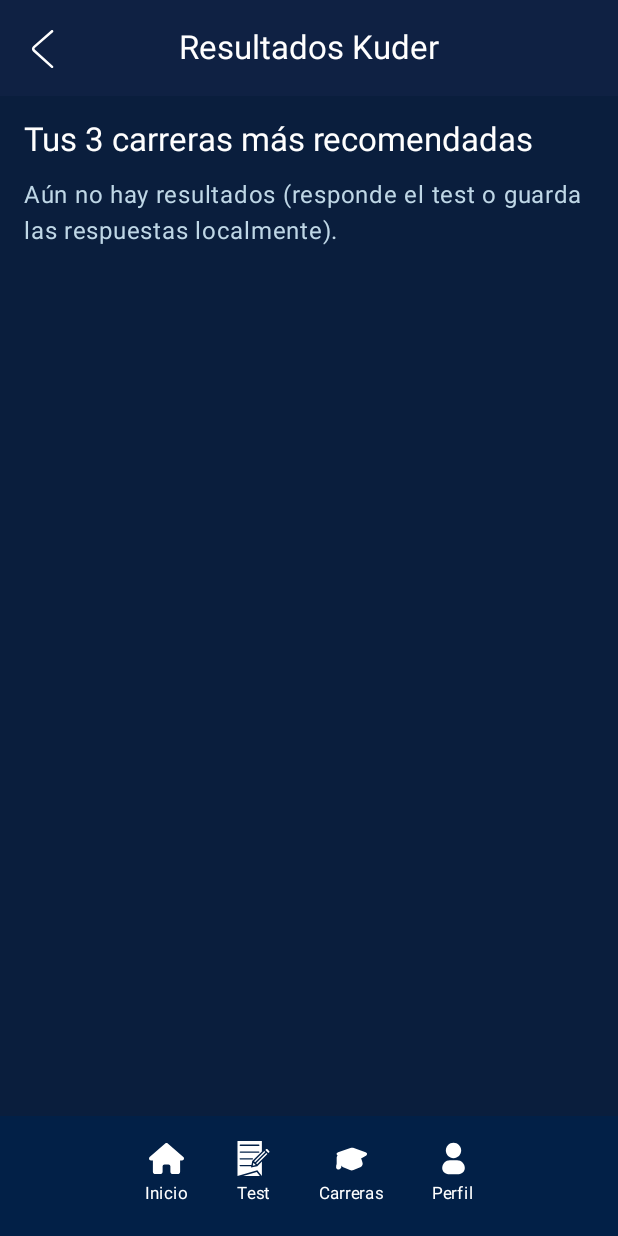
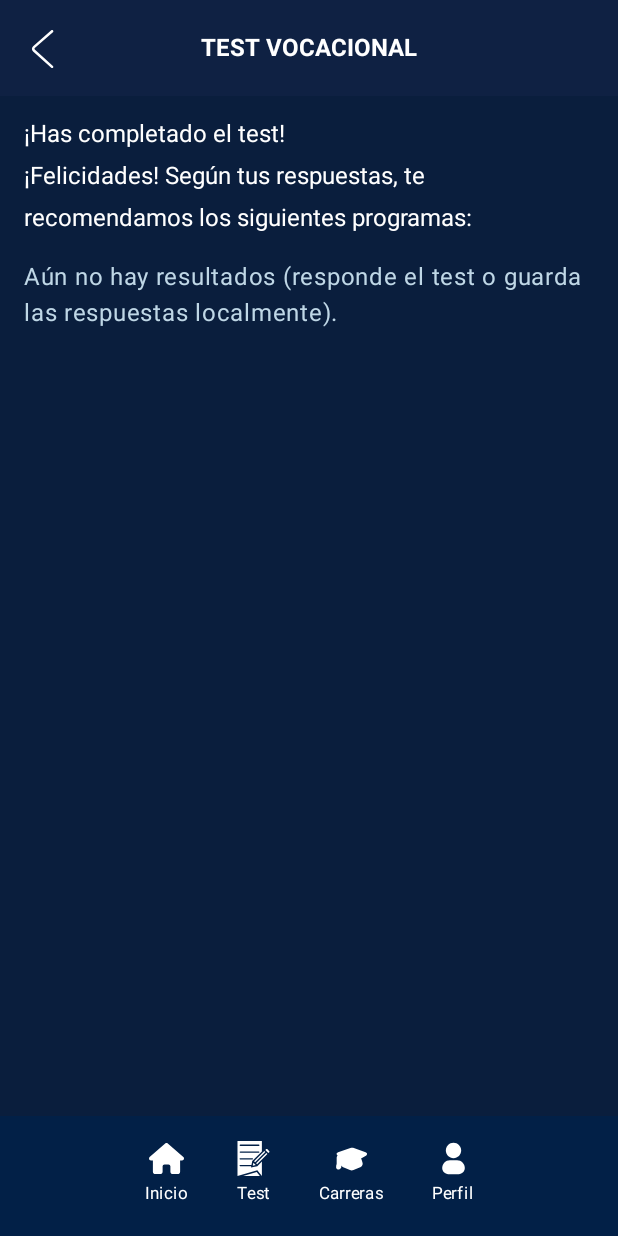
Before and after one commit to SantiagoPerezI2080/ProyectoTestVocacional, an Android app built with Jetpack Compose: the KuderResultsScreen screen opened through its navigation route, on a phone screen of 412 x 824 dp. Run offline under Robolectric (Android 15) with nearby library versions, the phone set to English and light mode, and no system bars; our stand-ins replace Firebase (no records; nobody signed in at launch, a user with empty details on screens opened directly).

Commit message:
Correccion de mas textos

```diff
--- a/app/src/main/java/com/santiago/pantallastrabajodegrado/ui/survey/KuderResultsScreen.kt
+++ b/app/src/main/java/com/santiago/pantallastrabajodegrado/ui/survey/KuderResultsScreen.kt
@@ -1,7 +1,6 @@
 @file:OptIn(androidx.compose.material3.ExperimentalMaterial3Api::class)
 package com.santiago.pantallastrabajodegrado.ui.survey
 
-import androidx.activity.ComponentActivity
 import androidx.compose.foundation.background
 import androidx.compose.foundation.layout.*
 import androidx.compose.foundation.shape.RoundedCornerShape
@@ -19,15 +18,18 @@ import androidx.compose.ui.unit.sp
 import com.santiago.pantallastrabajodegrado.viewmodel.KuderViewModel
 import kotlin.math.roundToInt
 import android.util.Log
+import com.santiago.pantallastrabajodegrado.ui.components.ScreenWithTopBar
+import androidx.compose.foundation.lazy.LazyColumn
+import androidx.compose.foundation.lazy.items
+import androidx.compose.foundation.layout.navigationBarsPadding
+import androidx.lifecycle.viewmodel.compose.viewModel
 
 @Composable
 fun KuderResultsScreen(
     onBack: () -> Unit = {},
-    vm: KuderViewModel = androidx.lifecycle.viewmodel.compose.viewModel()
+    vm: KuderViewModel = viewModel()
 ) {
-    val activity = LocalContext.current as ComponentActivity
-    val vm: KuderViewModel = androidx.lifecycle.viewmodel.compose.viewModel(activity)
-
+    // Debug log con las selecciones
     LaunchedEffect(Unit) {
         Log.d("KuderResultsScreen", "Selecciones en results (vm): ${vm.selecciones.value}")
     }
@@ -35,11 +37,12 @@ fun KuderResultsScreen(
     val counts = vm.calcularConteoPorArea()
     val total = counts.values.sum().takeIf { it > 0 } ?: 1
 
-    // 🔹 Mapeo mejorado de áreas → carreras
+    // Mapeo áreas -> carreras (ajústalo si quieres)
     val areaToCarrera = mapOf(
         "EXTERIOR" to listOf(
             "INGENIERÍA AMBIENTAL Y DE SANEAMIENTO",
-            "INGENIERÍA CIVIL"
+            "INGENIERÍA CIVIL",
+            "ENTRENAMIENTO DEPORTIVO"
         ),
         "MECANICA" to listOf(
             "INGENIERÍA ELECTRÓNICA",
@@ -47,7 +50,9 @@ fun KuderResultsScreen(
         ),
         "CALCULO" to listOf(
             "MATEMÁTICAS APLICADAS EN CIENCIA DE DATOS",
-            "INGENIERÍA DE SOFTWARE Y COMPUTACIÓN"
+            "INGENIERÍA DE SOFTWARE Y COMPUTACIÓN",
+            "INGENIERÍA AMBIENTAL Y DE SANEAMIENTO",
+            "INGENIERÍA CIVIL"
         ),
         "CIENTIFICA" to listOf(
             "INGENIERÍA DE SOFTWARE Y COMPUTACIÓN",
@@ -56,7 +61,8 @@ fun KuderResultsScreen(
         "PERSUASIVA" to listOf(
             "ADMINISTRACIÓN DE EMPRESAS",
             "FINANZAS Y NEGOCIOS INTERNACIONALES",
-            "GOBIERNO Y RELACIONES INTERNACIONALES"
+            "GOBIERNO Y RELACIONES INTERNACIONALES",
+            "DERECHO"
         ),
         "ARTISTICA" to listOf(
             "INGENIERÍA DE SOFTWARE Y COMPUTACIÓN",
@@ -71,15 +77,17 @@ fun KuderResultsScreen(
         ),
         "SERVICIO" to listOf(
             "LICENCIATURA EN EDUCACIÓN INFANTIL",
-            "ENTRENAMIENTO DEPORTIVO"
+            "ENTRENAMIENTO DEPORTIVO",
+            "DERECHO"
         ),
         "OFICINA" to listOf(
             "CONTADURÍA PÚBLICA",
-            "ADMINISTRACIÓN DE EMPRESAS"
+            "ADMINISTRACIÓN DE EMPRESAS",
+            "DERECHO"
         )
     )
 
-    // 🔹 Calcular score total por carrera
+    // score por carrera
     val careerScores = mutableMapOf<String, Int>()
     counts.forEach { (area, cnt) ->
         areaToCarrera[area]?.forEach { carrera ->
@@ -87,35 +95,22 @@ fun KuderResultsScreen(
         }
     }
 
-    // 🔹 Calcular porcentaje
+    // porcentajes (sobre el total de respuestas)
     val careerPercents = careerScores.mapValues { (_, v) ->
         (v.toDouble() / total.toDouble()) * 100.0
     }
 
-    // 🔹 Tomar solo las 3 mejores y normalizar para que sumen 100 %
-    val top3 = careerPercents.toList().sortedByDescending { it.second }.take(3)
+    // Top 3 y normalización para que sumen 100% entre ellas
+    val ordered = careerPercents.toList().sortedByDescending { it.second }
+    val top3 = ordered.take(3)
     val totalTop = top3.sumOf { it.second }.takeIf { it > 0 } ?: 1.0
     val normalizedTop3 = top3.associate { it.first to (it.second / totalTop * 100.0) }
 
-    Scaffold(
-        topBar = {
-            CenterAlignedTopAppBar(
-                title = { Text("Resultados Kuder", color = Color.White) },
-                navigationIcon = {
-                    IconButton(onClick = onBack) {
-                        Icon(
-                            painter = painterResource(id = com.santiago.pantallastrabajodegrado.R.drawable.icon_backofi),
-                            contentDescription = "Atrás",
-                            tint = Color.White
-                        )
-                    }
-                },
-                colors = TopAppBarDefaults.centerAlignedTopAppBarColors(
-                    containerColor = Color(0xFF0F2143)
-                )
-            )
-        },
-        containerColor = Color(0xFF0A1E3D)
+    ScreenWithTopBar(
+        showLogo = false,
+        title = "TEST VOCACIONAL",
+        navBack = { onBack() },
+        //onNotification = { /* nada por ahora */ }
     ) { inner ->
         Column(
             modifier = Modifier
@@ -126,11 +121,11 @@ fun KuderResultsScreen(
             horizontalAlignment = Alignment.Start
         ) {
             Text(
-                "Tus 3 carreras más recomendadas",
-                style = MaterialTheme.typography.titleLarge.copy(fontSize = 22.sp),
+                "¡Has completado el test! \n¡Felicidades! Según tus respuestas, te recomendamos los siguientes programas:",
+                style = MaterialTheme.typography.titleLarge.copy(fontSize = 16.sp),
                 color = Color.White
             )
-            Spacer(Modifier.height(12.dp))
+            Spacer(Modifier.height(18.dp))
 
             if (normalizedTop3.isEmpty()) {
                 Text(
@@ -143,7 +138,7 @@ fun KuderResultsScreen(
                         "${idx + 1}. $career",
                         color = Color.White,
                         fontWeight = FontWeight.SemiBold,
-                        fontSize = 18.sp
+                        fontSize = 14.sp
                     )
                     Spacer(Modifier.height(6.dp))
                     Box(
@@ -152,7 +147,7 @@ fun KuderResultsScreen(
                             .height(22.dp)
                             .background(Color(0xFF2D2D2D), RoundedCornerShape(8.dp))
                     ) {
-                        val fraction = (percent / 100.0).toFloat()
+                        val fraction = (percent / 100.0).coerceIn(0.0, 1.0).toFloat()
                         Box(
                             modifier = Modifier
                                 .fillMaxHeight()
```
